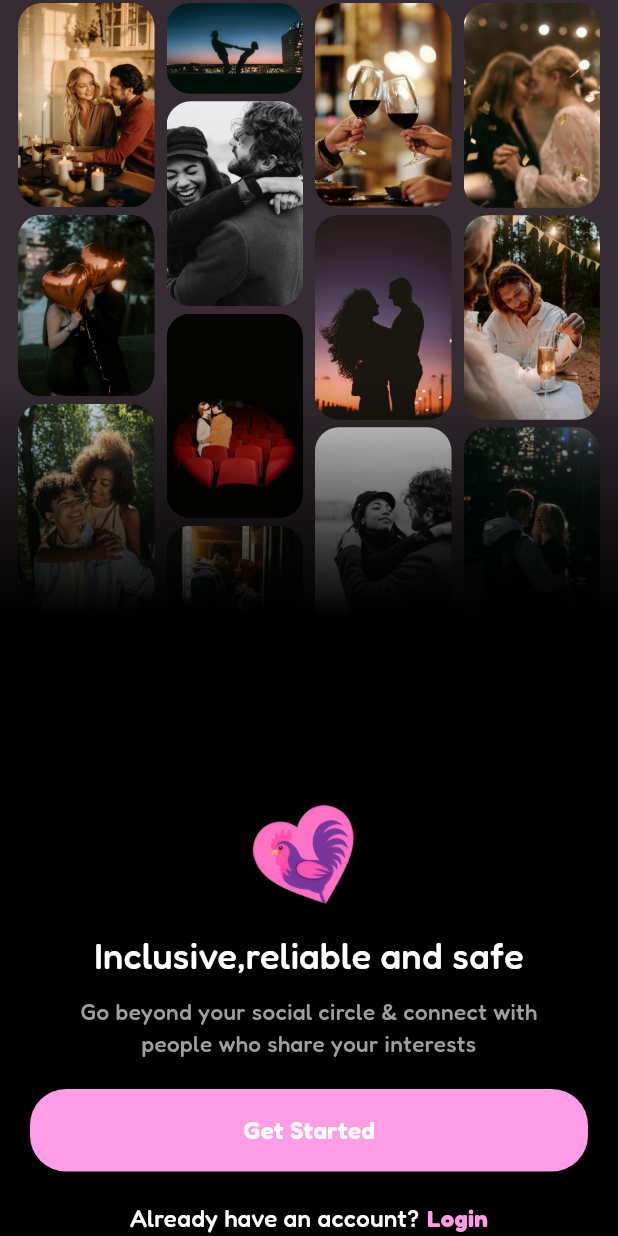
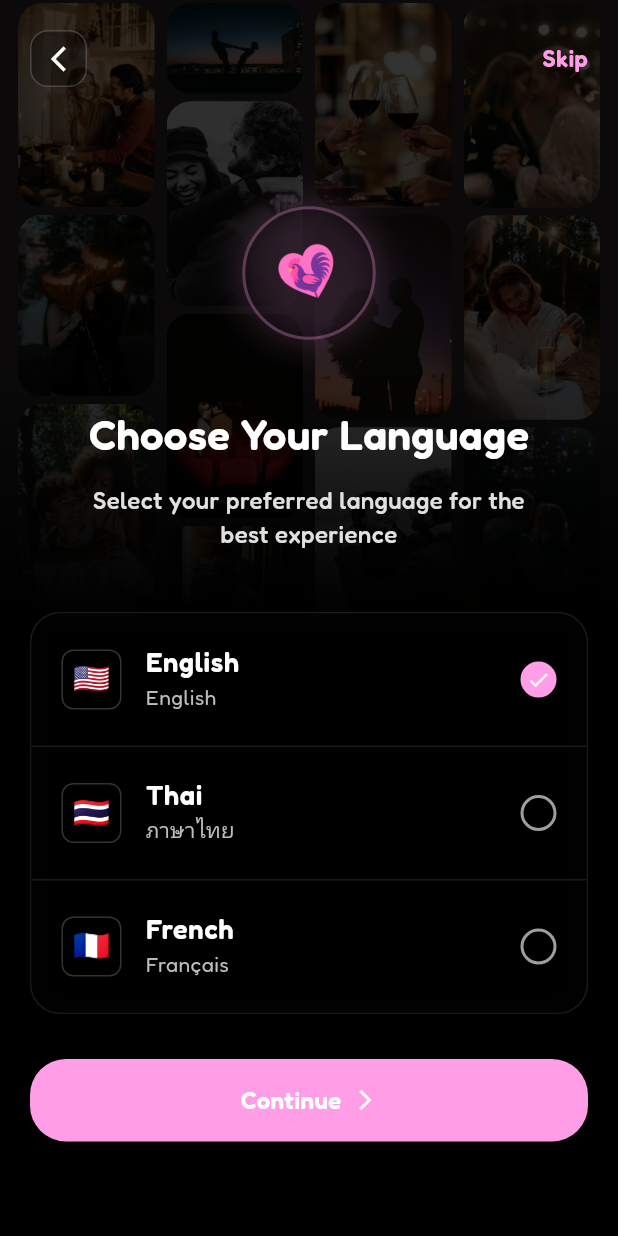
Before and after one commit to Christentimmy/FalangThai, a Flutter app: the screen it shows after launch, after a tap on "Get Started", on a phone screen of 412 x 824 dp. Run offline on Flutter 3.47's test engine with Material 3 defaults, Android fonts, the phone set to English and light mode, and no system bars; our stand-ins replace flutter_secure_storage, get, google_fonts.

Commit message:
language selection screen

```diff
--- /dev/null
+++ b/lib/app/modules/language/controller/language_controller.dart
@@ -0,0 +1,181 @@
+import 'package:flutter/material.dart';
+import 'package:flutter/services.dart';
+import 'package:get/get.dart';
+
+class LanguageController extends GetxController with GetSingleTickerProviderStateMixin {
+  late AnimationController animationController;
+  late Animation<double> floatAnimation;
+
+  final RxString selectedLanguage = ''.obs;
+  final RxBool isLoading = false.obs;
+
+  final List<Map<String, String>> languages = [
+    {
+      'code': 'en',
+      'name': 'English',
+      'nativeName': 'English',
+      'flag': '🇺🇸',
+    },
+    {
+      'code': 'th',
+      'name': 'Thai',
+      'nativeName': 'ภาษาไทย',
+      'flag': '🇹🇭',
+    },
+    {
+      'code': 'fr',
+      'name': 'French',
+      'nativeName': 'Français',
+      'flag': '🇫🇷',
+    },
+  ];
+
+  final List<String> backgroundImages = [
+    'assets/images/pic1.jpeg',
+    'assets/images/pic2.jpg',
+    'assets/images/pic3.jpg',
+    'assets/images/pic4.jpg',
+    'assets/images/pic5.jpg',
+    'assets/images/pic6.jpg',
+    'assets/images/pic7.jpg',
+    'assets/images/pic8.jpg',
+    'assets/images/pic9.jpg',
+    'assets/images/pic10.jpg',
+    'assets/images/pic11.jpg',
+    'assets/images/pic12.jpg',
+    'assets/images/pic13.jpg',
+    'assets/images/pic14.jpg',
+    'assets/images/pic15.jpg',
+    'assets/images/pic16.jpg',
+    'assets/images/pic17.jpg',
+    'assets/images/pic18.jpg',
+    'assets/images/pic19.jpg',
+    'assets/images/pic20.jpg',
+  ];
+
+  @override
+  void onInit() {
+    super.onInit();
+    _initializeAnimations();
+    _detectSystemLanguage();
+  }
+
+  void _initializeAnimations() {
+    animationController = AnimationController(
+      duration: const Duration(seconds: 3),
+      vsync: this,
+    );
+
+    floatAnimation = Tween<double>(
+      begin: -1.0,
+      end: 1.0,
+    ).animate(CurvedAnimation(
+      parent: animationController,
+      curve: Curves.easeInOut,
+    ));
+
+    animationController.repeat(reverse: true);
+  }
+
+  void _detectSystemLanguage() {
+    // Auto-select based on system locale
+    final systemLocale = Get.deviceLocale?.languageCode ?? 'en';
+    final supportedLanguage = languages.firstWhere(
+      (lang) => lang['code'] == systemLocale,
+      orElse: () => languages.first,
+    );
+    selectedLanguage.value = supportedLanguage['code']!;
+  }
+
+  void selectLanguage(String languageCode) {
+    selectedLanguage.value = languageCode;
+
+    // Add haptic feedback
+    HapticFeedback.lightImpact();
+
+    // You can add analytics tracking here
+    // _trackLanguageSelection(languageCode);
+  }
+
+  Future<void> continueToNext() async {
+    if (selectedLanguage.value.isEmpty) return;
+
+    isLoading.value = true;
+
+    try {
+      // Save selected language to local storage
+      await _saveSelectedLanguage();
+
+      // Update app locale
+      await _updateAppLocale();
+
+      // Navigate to next screen (e.g., onboarding or main app)
+      // Get.offNamed('/onboarding');
+      // Or for now, just show a success message
+      Get.snackbar(
+        'Language Selected',
+        'Your language preference has been saved!',
+        snackPosition: SnackPosition.BOTTOM,
+        backgroundColor: const Color(0xFFFF9EE6).withOpacity(0.9),
+        colorText: Colors.white,
+        duration: const Duration(seconds: 2),
+      );
+
+      // Simulate API call delay
+      await Future.delayed(const Duration(milliseconds: 1500));
+
+
+    } catch (e) {
+      Get.snackbar(
+        'Error',
+        'Failed to save language preference. Please try again.',
+        snackPosition: SnackPosition.BOTTOM,
+        backgroundColor: Colors.red.withOpacity(0.9),
+        colorText: Colors.white,
+      );
+    } finally {
+      isLoading.value = false;
+    }
+  }
+
+  Future<void> _saveSelectedLanguage() async {
+    // Save to SharedPreferences or local database
+    // final prefs = await SharedPreferences.getInstance();
+    // await prefs.setString('selected_language', selectedLanguage.value);
+
+    // For now, just simulate the save operation
+    await Future.delayed(const Duration(milliseconds: 500));
+  }
+
+  Future<void> _updateAppLocale() async {
+    final selectedLang = languages.firstWhere(
+      (lang) => lang['code'] == selectedLanguage.value,
+    );
+
+    // Update GetX locale
+    final locale = Locale(selectedLang['code']!);
+    await Get.updateLocale(locale);
+  }
+
+  String get selectedLanguageName {
+    final lang = languages.firstWhere(
+      (lang) => lang['code'] == selectedLanguage.value,
+      orElse: () => languages.first,
+    );
+    return lang['name']!;
+  }
+
+  String get selectedLanguageNativeName {
+    final lang = languages.firstWhere(
+      (lang) => lang['code'] == selectedLanguage.value,
+      orElse: () => languages.first,
+    );
+    return lang['nativeName']!;
+  }
+
+  @override
+  void onClose() {
+    animationController.dispose();
+    super.onClose();
+  }
+}
--- /dev/null
+++ b/lib/app/modules/language/views/language_selection_screen.dart
@@ -0,0 +1,334 @@
+import 'dart:math' as math;
+import 'dart:ui';
+
+import 'package:falangthai/app/modules/language/controller/language_controller.dart';
+import 'package:falangthai/app/resources/colors.dart';
+import 'package:falangthai/app/widgets/custom_button.dart';
+import 'package:flutter/material.dart';
+import 'package:flutter_staggered_grid_view/flutter_staggered_grid_view.dart';
+import 'package:get/get.dart';
+import 'package:google_fonts/google_fonts.dart';
+
+class LanguageSelectionScreen extends StatelessWidget {
+  LanguageSelectionScreen({super.key});
+
+  final languageController = Get.put(LanguageController());
+
+  @override
+  Widget build(BuildContext context) {
+    return Scaffold(
+      backgroundColor: const Color.fromARGB(255, 53, 45, 51),
+      body: Stack(
+        children: [
+          _buildStaggeredPictures(),
+          _buildColorsOverlay(),
+          _buildContent(),
+        ],
+      ),
+    );
+  }
+
+  Widget _buildContent() {
+    return SafeArea(
+      child: Column(
+        children: [
+          _buildHeader(),
+          Expanded(
+            child: Padding(
+              padding: const EdgeInsets.symmetric(horizontal: 20.0),
+              child: Column(
+                mainAxisAlignment: MainAxisAlignment.center,
+                children: [
+                  _buildFloatingLogo(),
+                  const SizedBox(height: 40),
+                  _buildTitle(),
+                  const SizedBox(height: 12),
+                  _buildSubtitle(),
+                  const SizedBox(height: 40),
+                  _buildLanguageList(),
+                  const SizedBox(height: 30),
+                  _buildContinueButton(),
+                ],
+              ),
+            ),
+          ),
+        ],
+      ),
+    );
+  }
+
+  Widget _buildHeader() {
+    return Padding(
+      padding: const EdgeInsets.all(20.0),
+      child: Row(
+        children: [
+          GestureDetector(
+            onTap: () => Get.back(),
+            child: Container(
+              padding: const EdgeInsets.all(8),
+              decoration: BoxDecoration(
+                color: Colors.black.withOpacity(0.3),
+                borderRadius: BorderRadius.circular(12),
+                border: Border.all(
+                  color: Colors.white.withOpacity(0.2),
+                  width: 1,
+                ),
+              ),
+              child: const Icon(
+                Icons.arrow_back_ios_new,
+                color: Colors.white,
+                size: 20,
+              ),
+            ),
+          ),
+          const Spacer(),
+          Text(
+            "Skip",
+            style: GoogleFonts.fredoka(
+              fontSize: 16,
+              color: AppColors.primaryColor,
+              fontWeight: FontWeight.w600,
+            ),
+          ),
+        ],
+      ),
+    );
+  }
+
+  Widget _buildFloatingLogo() {
+    return AnimatedBuilder(
+      animation: languageController.animationController,
+      builder: (context, child) {
+        return Transform.translate(
+          offset: Offset(0, languageController.floatAnimation.value * 8),
+          child: child,
+        );
+      },
+      child: Container(
+        padding: const EdgeInsets.all(20),
+        decoration: BoxDecoration(
+          shape: BoxShape.circle,
+          color: Colors.black.withOpacity(0.3),
+          border: Border.all(
+            color: AppColors.primaryColor.withOpacity(0.3),
+            width: 2,
+          ),
+          boxShadow: [
+            BoxShadow(
+              color: AppColors.primaryColor.withOpacity(0.2),
+              blurRadius: 20,
+              spreadRadius: 2,
+            ),
+          ],
+        ),
+        child: Transform.rotate(
+          angle: math.pi / 0.53,
+          child: Image.asset(
+            "assets/images/logo.png",
+            width: 60,
+            height: 45,
+            fit: BoxFit.cover,
+          ),
+        ),
+      ),
+    );
+  }
+
+  Widget _buildTitle() {
+    return Text(
+      "Choose Your Language",
+      style: GoogleFonts.fredoka(
+        fontSize: 28,
+        color: Colors.white,
+        fontWeight: FontWeight.w600,
+      ),
+    );
+  }
+
+  Widget _buildSubtitle() {
+    return Text(
+      "Select your preferred language for the\nbest experience",
+      textAlign: TextAlign.center,
+      style: GoogleFonts.fredoka(
+        fontSize: 16,
+        color: Colors.grey.shade300,
+        fontWeight: FontWeight.w500,
+      ),
+    );
+  }
+
+  Widget _buildLanguageList() {
+    return Container(
+      decoration: BoxDecoration(
+        borderRadius: BorderRadius.circular(20),
+        color: Colors.black.withOpacity(0.3),
+        border: Border.all(color: Colors.white.withOpacity(0.1), width: 1),
+      ),
+      child: ClipRRect(
+        borderRadius: BorderRadius.circular(20),
+        child: BackdropFilter(
+          filter: ImageFilter.blur(sigmaX: 10, sigmaY: 10),
+          child: ListView.separated(
+            shrinkWrap: true,
+            physics: const NeverScrollableScrollPhysics(),
+            itemCount: languageController.languages.length,
+            separatorBuilder: (context, index) =>
+                Divider(height: 1, color: Colors.white.withOpacity(0.1)),
+            itemBuilder: (context, index) {
+              final language = languageController.languages[index];
+              // final isSelected =
+              //     languageController.selectedLanguage.value == language['code'];
+
+              return AnimatedContainer(
+                duration: const Duration(milliseconds: 200),
+                child: ListTile(
+                  contentPadding: const EdgeInsets.symmetric(
+                    horizontal: 20,
+                    vertical: 8,
+                  ),
+                  onTap: () {
+                    languageController.selectLanguage(language['code']!);
+                  },
+                  leading: Container(
+                    width: 40,
+                    height: 40,
+                    decoration: BoxDecoration(
+                      borderRadius: BorderRadius.circular(8),
+                      border: Border.all(
+                        color: Colors.white.withOpacity(0.2),
+                        width: 1,
+                      ),
+                    ),
+                    child: Center(
+                      child: Text(
+                        language['flag'] ?? "",
+                        style: const TextStyle(fontSize: 20),
+                      ),
+                    ),
+                  ),
+                  title: Text(
+                    language['name'] ?? "",
+                    style: GoogleFonts.fredoka(
+                      fontSize: 18,
+                      color: Colors.white,
+                      fontWeight: FontWeight.w600,
+                    ),
+                  ),
+                  subtitle: Text(
+                    language['nativeName'] ?? "",
+                    style: GoogleFonts.fredoka(
+                      fontSize: 14,
+                      color: Colors.grey.shade400,
+                      fontWeight: FontWeight.w400,
+                    ),
+                  ),
+                  trailing: Obx(
+                    () => AnimatedContainer(
+                      duration: const Duration(milliseconds: 200),
+                      width: 24,
+                      height: 24,
+                      decoration: BoxDecoration(
+                        shape: BoxShape.circle,
+                        border: Border.all(
+                          color:
+                              languageController.selectedLanguage.value ==
+                                  language['code']
+                              ? AppColors.primaryColor
+                              : Colors.grey.shade500,
+                          width: 2,
+                        ),
+                        color:
+                            languageController.selectedLanguage.value ==
+                                language['code']
+                            ? AppColors.primaryColor
+                            : Colors.transparent,
+                      ),
+                      child:
+                          languageController.selectedLanguage.value ==
+                              language['code']
+                          ? const Icon(
+                              Icons.check,
+                              color: Colors.white,
+                              size: 16,
+                            )
+                          : null,
+                    ),
+                  ),
+                ),
+              );
+            },
+          ),
+        ),
+      ),
+    );
+  }
+
+  Widget _buildContinueButton() {
+    return Obx(
+      () => Opacity(
+        opacity: languageController.selectedLanguage.value.isNotEmpty
+            ? 1.0
+            : 0.6,
+        child: CustomButton(
+          ontap: languageController.selectedLanguage.value.isNotEmpty
+              ? () => languageController.continueToNext()
+              : () {},
+          isLoading: languageController.isLoading,
+          borderRadius: BorderRadius.circular(24),
+          child: Row(
+            mainAxisAlignment: MainAxisAlignment.center,
+            children: [
+              Text(
+                "Continue",
+                style: GoogleFonts.fredoka(
+                  fontSize: 16,
+                  color: Colors.white,
+                  fontWeight: FontWeight.w600,
+                ),
+              ),
+              const SizedBox(width: 8),
+              const Icon(
+                Icons.arrow_forward_ios,
+                color: Colors.white,
+                size: 16,
+              ),
+            ],
+          ),
+        ),
+      ),
+    );
+  }
+
+  Widget _buildColorsOverlay() {
+    return Positioned.fill(
+      child: Container(
+        decoration: BoxDecoration(
+          gradient: LinearGradient(
+            colors: [Colors.black.withOpacity(0.8), Colors.black],
+            begin: Alignment.topCenter,
+            end: Alignment.bottomCenter,
+            stops: [0.3, 0.5],
+          ),
+        ),
+      ),
+    );
+  }
+
+  Widget _buildStaggeredPictures() {
+    return MasonryGridView.count(
+      crossAxisCount: 4,
+      mainAxisSpacing: 5,
+      crossAxisSpacing: 8,
+      itemCount: languageController.backgroundImages.length,
+      physics: const NeverScrollableScrollPhysics(),
+      padding: const EdgeInsets.symmetric(horizontal: 12.0, vertical: 2),
+      itemBuilder: (context, index) {
+        final images = languageController.backgroundImages[index];
+        return ClipRRect(
+          borderRadius: BorderRadius.circular(16),
+          child: Image.asset(images, fit: BoxFit.cover),
+        );
+      },
+    );
+  }
+}
--- a/lib/app/modules/welcome/views/welcome_screen.dart
+++ b/lib/app/modules/welcome/views/welcome_screen.dart
@@ -2,6 +2,7 @@ import 'dart:math' as math;
 
 import 'package:falangthai/app/modules/welcome/controller/welcome_controller.dart';
 import 'package:falangthai/app/resources/colors.dart';
+import 'package:falangthai/app/routes/app_routes.dart';
 import 'package:falangthai/app/widgets/custom_button.dart';
 import 'package:flutter/material.dart';
 import 'package:flutter_staggered_grid_view/flutter_staggered_grid_view.dart';
@@ -58,7 +59,9 @@ class WelcomeScreen extends StatelessWidget {
         Padding(
           padding: const EdgeInsets.symmetric(horizontal: 20.0),
           child: CustomButton(
-            ontap: () {},
+            ontap: () {
+              Get.toNamed(AppRoutes.language);
+            },
             isLoading: false.obs,
             borderRadius: BorderRadius.circular(24),
             child: Text(
--- a/lib/app/routes/app_pages.dart
+++ b/lib/app/routes/app_pages.dart
@@ -1,4 +1,4 @@
-import 'package:falangthai/app/modules/intro/views/intro_screen.dart';
+import 'package:falangthai/app/modules/language/views/language_selection_screen.dart';
 import 'package:falangthai/app/modules/splash/splash_screen.dart';
 import 'package:falangthai/app/modules/welcome/views/welcome_screen.dart';
 import 'package:falangthai/app/routes/app_routes.dart';
@@ -11,12 +11,12 @@ class AppPages {
       page: () => const SplashScreen(),
     ),
     GetPage(
-      name: AppRoutes.intro,
-      page: () => const IntroScreen(),
-    ),
-    GetPage(
       name: AppRoutes.welcome,
       page: () =>  WelcomeScreen(),
     ),
+    GetPage(
+      name: AppRoutes.language,
+      page: () =>  LanguageSelectionScreen(),
+    ),
   ];
 }
--- a/lib/app/routes/app_routes.dart
+++ b/lib/app/routes/app_routes.dart
@@ -4,6 +4,6 @@ class AppRoutes {
   static const String splash = '/splash';
   static const String login = '/login';
   static const String home = '/home';
-  static const String intro = '/intro';
   static const String welcome = '/welcome';
+  static const String language = '/language';
 }
--- a/lib/app/widgets/custom_button.dart
+++ b/lib/app/widgets/custom_button.dart
@@ -15,6 +15,7 @@ class CustomButton extends StatelessWidget {
   double? width;
   Widget? child;
   RxBool isLoading;
+
   CustomButton({
     super.key,
     this.text,
```
Also changed, not shown: lib/app/modules/intro/views/intro_screen.dart (deleted, +0 -171 lines).
